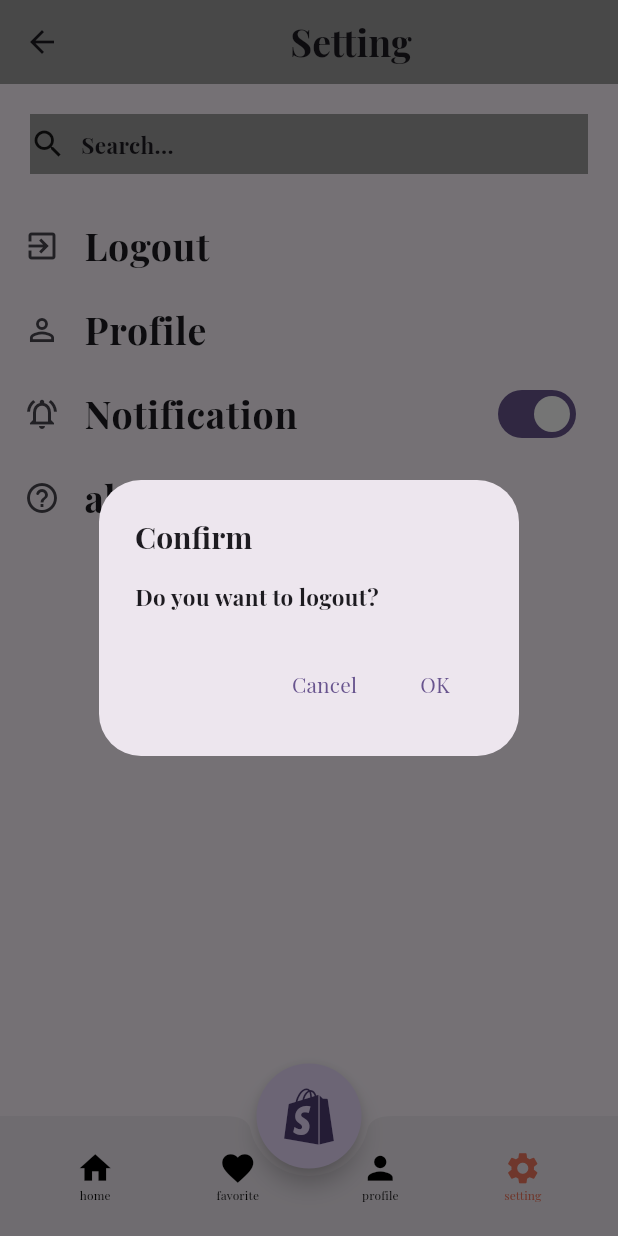
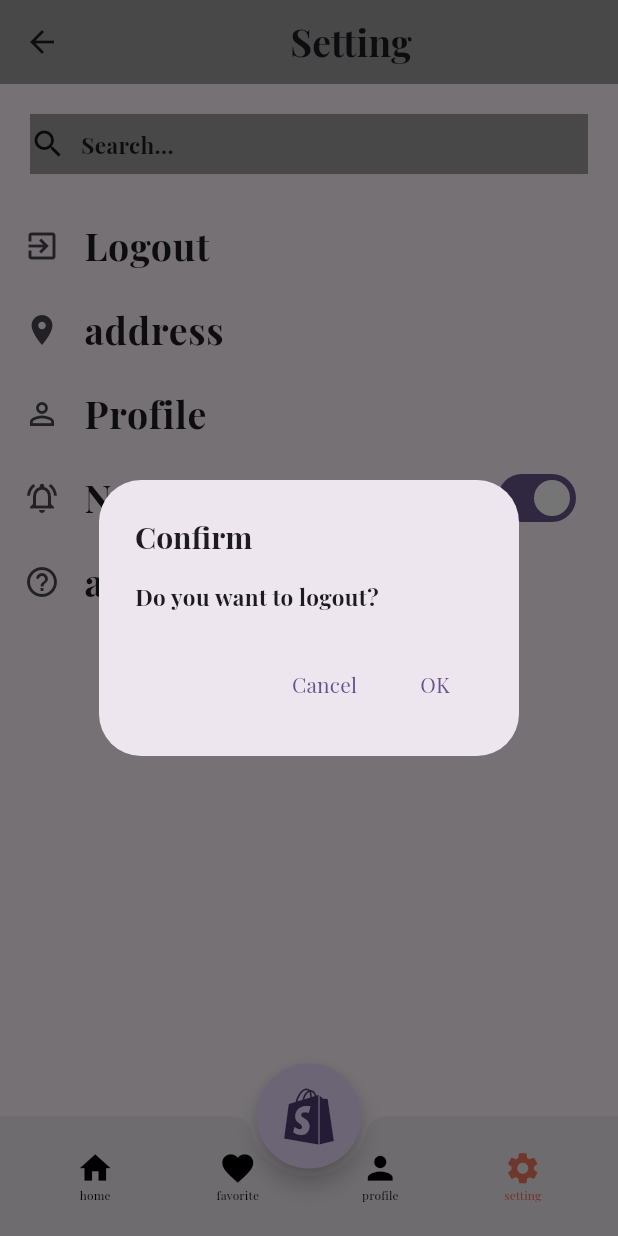
Before and after one commit to Abdulrahman-Youssef/e-commerce, a Flutter app: the HomeScreen screen opened by its route, item 4 of the bottom bar chosen, after a tap on "Logout", on a phone screen of 412 x 824 dp. Run offline on Flutter 3.47's test engine with Material 3 defaults, Android fonts, the phone set to English and light mode, and no system bars; our stand-ins replace dartz, device_info_plus, device_preview, firebase_core, firebase_messaging, flutter_otp_text_field and 5 more; accounts and stored records are empty; project files that could hold a hidden picture were left out.

Commit message:
retouch setting screen +  fix sreach bar error + addresss page dispaly

```diff
--- a/lib/controller/home_controller.dart
+++ b/lib/controller/home_controller.dart
@@ -80,7 +80,7 @@ class HomeControllerImplementation extends HomeController {
   @override
   toSearchScreen(String searchWord) {
     Get.toNamed(AppRoutes.search, arguments: {
-      "searchWord": searchWord,
+      "searchWord": searchWord ?? "",
     });
     searchControllerImpl.getData(searchWord);
     update();
--- a/lib/controller/search_controller.dart
+++ b/lib/controller/search_controller.dart
@@ -19,12 +19,12 @@ class SearchControllerImpl extends SearchController {
   FavoriteData favoriteData = FavoriteData(Get.find());
   late StatusRequest statusRequest = StatusRequest.loading;
 
-
-
   getData(String searchWord) async {
     print("searchWord in search_controller = $searchWord");
     statusRequest = StatusRequest.loading;
-    var response = await searchData.getData(myServices.sharedpref.getInt(AppSharedPrefKeys.userID).toString() , searchWord);
+    var response = await searchData.getData(
+        myServices.sharedpref.getInt(AppSharedPrefKeys.userID).toString(),
+        searchWord);
     print("response $response");
     statusRequest = handlingData(response);
     if (StatusRequest.success == statusRequest) {
@@ -44,11 +44,15 @@ class SearchControllerImpl extends SearchController {
     update();
   }
 
-
   @override
   void onInit() async {
     super.onInit();
-    await getData( Get.arguments["searchWord"]);
+    String searchWord =
+    Get.arguments != null && Get.arguments is Map<String, dynamic>
+            ? Get.arguments["searchWord"] ?? ""
+            : "";
+
+    await getData(searchWord);
   }
 
   @override
@@ -58,9 +62,10 @@ class SearchControllerImpl extends SearchController {
     });
   }
 
-  void addToFavorite(int itemID) async
-  {
-    await favoriteData.addRemove(myServices.sharedpref.getInt(AppSharedPrefKeys.userID).toString(), itemID.toString());
+  void addToFavorite(int itemID) async {
+    await favoriteData.addRemove(
+        myServices.sharedpref.getInt(AppSharedPrefKeys.userID).toString(),
+        itemID.toString());
     for (var item in items) {
       if (item.itemsId == itemID) {
         item.favorite = item.favorite == 1 ? 0 : 1;
@@ -69,6 +74,4 @@ class SearchControllerImpl extends SearchController {
     }
     update();
   }
-
-
 }
--- a/lib/controller/setting_controller.dart
+++ b/lib/controller/setting_controller.dart
@@ -6,12 +6,17 @@ import 'package:path/path.dart';
 
 abstract class SettingController extends GetxController {
   logout(bool result);
+
+  changeNotificationSwitch(bool switchNotification);
+
+  toAddressScreen();
 }
 
 class SettingControllerImpl extends SettingController {
   MyServices myServices = Get.find();
   late bool? result;
   late bool notification;
+
   @override
   logout(bool result) async {
     // will in future take the user token
@@ -21,4 +26,23 @@ class SettingControllerImpl extends SettingController {
       Get.offNamed(AppRoutes.login);
     }
   }
+
+  @override
+  changeNotificationSwitch(bool switchNotification) {
+    notification = !switchNotification;
+    update();
+  }
+
+  @override
+  void onInit() {
+    super.onInit();
+    // get it from shared pref not always on
+    notification = true;
+  }
+
+  @override
+  toAddressScreen() {
+    // TODO: implement toAddressScreen
+    Get.toNamed(AppRoutes.addressScreen);
+  }
 }
--- a/lib/core/constant/approutes.dart
+++ b/lib/core/constant/approutes.dart
@@ -18,6 +18,7 @@ class AppRoutes{
   static const String settingScreen = "/settingScreen";
   static const String cartScreen = "/cartScreen";
   static const String search = "/search";
+  static const String addressScreen = "/addressScreen";
 
 
 }
--- a/lib/core/constant/apptheme.dart
+++ b/lib/core/constant/apptheme.dart
@@ -4,6 +4,9 @@ import 'package:ecommerce_app_w/core/constant/texttheme.dart';
 import 'package:flutter/material.dart';
 
 ThemeData themeEnglish = ThemeData(
+  appBarTheme: const AppBarTheme(
+    color: AppColor.primaryColor,
+  ),
       fontFamily: AppFontFamilies.playfairDisplay,
     primarySwatch: Colors.green,
     primaryColor: AppColor.primaryColor,
--- a/lib/linkapi.dart
+++ b/lib/linkapi.dart
@@ -39,4 +39,10 @@ class AppLink {
   static const String cartRemoveItem = "$cartFolder/removeItem.php";
   static const String cartGetItems = "$cartFolder/getItems.php";
 
+
+  // address address
+
+
+
+
 }
--- a/lib/routes.dart
+++ b/lib/routes.dart
@@ -1,6 +1,7 @@
 import 'package:ecommerce_app_w/core/middlewere/mymiddleware.dart';
 import 'package:ecommerce_app_w/test.dart';
 import 'package:ecommerce_app_w/test_view.dart';
+import 'package:ecommerce_app_w/view/screen/address/address_screen.dart';
 import 'package:ecommerce_app_w/view/screen/auth/forgetpassword/forgetpassword.dart';
 import 'package:ecommerce_app_w/view/screen/auth/forgetpassword/successResetPassword.dart';
 import 'package:ecommerce_app_w/view/screen/auth/verifycodesignup.dart';
@@ -108,4 +109,8 @@ List<GetPage<dynamic>>? routes = [
     name: AppRoutes.search,
     page: () =>   const SearchScreen(),
   ),
+  GetPage(
+    name: AppRoutes.addressScreen,
+    page: () =>   const AddressScreen(),
+  ),
 ];
--- /dev/null
+++ b/lib/view/screen/address/address_screen.dart
@@ -0,0 +1,21 @@
+import 'package:flutter/material.dart';
+
+class AddressScreen extends StatelessWidget {
+  const AddressScreen({super.key});
+
+  @override
+  Widget build(BuildContext context) {
+    return Scaffold(
+      appBar: AppBar(
+        title: const Text("You're address"),
+      ),
+      body: ListView(
+              children: const [
+                Center(
+                  child: Text("No addresses"),
+                )
+              ],
+      ),
+    );
+  }
+}
--- a/lib/view/screen/setting_screen.dart
+++ b/lib/view/screen/setting_screen.dart
@@ -1,5 +1,9 @@
 import 'package:ecommerce_app_w/controller/setting_controller.dart';
 import 'package:ecommerce_app_w/core/constant/sharedprefkeys.dart';
+import 'package:ecommerce_app_w/view/widget/setting/address_button.dart';
+import 'package:ecommerce_app_w/view/widget/setting/logout_button.dart';
+import 'package:ecommerce_app_w/view/widget/setting/notification_switch.dart';
+import 'package:ecommerce_app_w/view/widget/setting/setting_search_bar.dart';
 import 'package:ecommerce_app_w/view/widget/setting/setting_searchbar.dart';
 import 'package:flutter/material.dart';
 import 'package:get/get.dart';
@@ -22,78 +26,21 @@ class SettingScreen extends StatelessWidget {
           )),
         ),
         body: ListView(
-          children: [
-            Container(
-              height: 40,
-              margin: const EdgeInsets.all(20),
-              decoration: const BoxDecoration(color: Colors.grey),
-              child: const Row(
-                children: [
-                  Icon(Icons.search),
-                  SizedBox(
-                    width: 10,
-                  ),
-                  Text("Search..."),
-                ],
-              ),
+          children: const [
+            // search in the setting options
+            SettingSearchBar(),
+            LogoutButton(),
+            AddressButton(),
+            ListTile(
+              leading: Icon(Icons.person_outline),
+              title: Text("Profile"),
             ),
-            ..._buildSettingMenuTiles(context)
+            NotificationSwitch(),
+            ListTile(
+              leading: Icon(Icons.help_outline_rounded),
+              title: Text("about us"),
+            ),
           ],
         ));
   }
-
-  List<Widget> _buildSettingMenuTiles(BuildContext context) {
-    return [
-      ListTile(
-        leading: const Icon(Icons.exit_to_app_outlined),
-        title: const Text("Logout"),
-        onTap: () async {
-          final result = await showDialog<bool>(
-            context: context,
-            builder: (BuildContext context) {
-              return AlertDialog(
-                title: const Text('Confirm'),
-                content: const Text('Do you want to logout?'),
-                actions: [
-                  TextButton(
-                    onPressed: () => Navigator.pop(context, false),
-                    child: const Text('Cancel'),
-                  ),
-                  TextButton(
-                    onPressed: () => Navigator.pop(context, true),
-                    child: const Text('OK'),
-                  ),
-                ],
-              );
-            },
-          );
-          if (result == true) {
-            controller.logout(result == true);
-          }
-        },
-      ),
-      const ListTile(
-        leading: Icon(Icons.person_outline),
-        title: Text("Profile"),
-      ),
-      GetBuilder<SettingControllerImpl>(builder: (context) {
-        bool not = true;
-        return ListTile(
-          leading: Icon(Icons.notifications_on_outlined),
-          trailing: Switch(
-            value: not,
-            onChanged: (bool value) {
-              print("$value + $not");
-              not = !not;
-            },
-          ),
-          title: const Text("Notification"),
-        );
-      }),
-      const ListTile(
-        leading: Icon(Icons.help_outline_rounded),
-        title: Text("about us"),
-      ),
-    ];
-  }
 }
--- /dev/null
+++ b/lib/view/widget/setting/address_button.dart
@@ -0,0 +1,20 @@
+import 'package:ecommerce_app_w/controller/setting_controller.dart';
+import 'package:flutter/material.dart';
+import 'package:get/get.dart';
+
+class AddressButton extends StatelessWidget {
+  const AddressButton({super.key});
+
+  @override
+  Widget build(BuildContext context) {
+    return GetBuilder<SettingControllerImpl>(
+        builder: (controller) {
+          return ListTile(
+            leading: const Icon(Icons.location_on),
+            title: const Text("address"),
+            onTap: controller.toAddressScreen,
+          );
+        }
+    );
+  }
+  }
--- /dev/null
+++ b/lib/view/widget/setting/logout_button.dart
@@ -0,0 +1,43 @@
+import 'package:ecommerce_app_w/controller/setting_controller.dart';
+import 'package:flutter/material.dart';
+import 'package:get/get.dart';
+
+class LogoutButton extends StatelessWidget {
+  const LogoutButton({super.key});
+
+  @override
+  Widget build(BuildContext context) {
+    return GetBuilder<SettingControllerImpl>(
+      builder: (controller) {
+        return ListTile(
+          leading: const Icon(Icons.exit_to_app_outlined),
+          title: const Text("Logout"),
+          onTap: () async {
+            final result = await showDialog<bool>(
+              context: context,
+              builder: (BuildContext context) {
+                return AlertDialog(
+                  title: const Text('Confirm'),
+                  content: const Text('Do you want to logout?'),
+                  actions: [
+                    TextButton(
+                      onPressed: () => Navigator.pop(context, false),
+                      child: const Text('Cancel'),
+                    ),
+                    TextButton(
+                      onPressed: () => Navigator.pop(context, true),
+                      child: const Text('OK'),
+                    ),
+                  ],
+                );
+              },
+            );
+            if (result == true) {
+              controller.logout(result == true);
+            }
+          },
+        );
+      }
+    );
+  }
+}
--- /dev/null
+++ b/lib/view/widget/setting/notification_switch.dart
@@ -0,0 +1,26 @@
+import 'package:flutter/material.dart';
+import 'package:get/get_state_manager/src/simple/get_state.dart';
+
+import '../../../controller/setting_controller.dart';
+
+class NotificationSwitch extends StatelessWidget {
+  const NotificationSwitch({super.key});
+
+  @override
+  Widget build(BuildContext context) {
+    return GetBuilder<SettingControllerImpl>(builder: (controller) {
+
+      return ListTile(
+        leading: Icon(Icons.notifications_on_outlined),
+        trailing: Switch(
+          value:controller.notification ,
+          onChanged: (bool value) {
+            print("$value + ${controller.notification}");
+            controller.changeNotificationSwitch(controller.notification);
+          },
+        ),
+        title: const Text("Notification"),
+      );
+    });
+  }
+}
--- /dev/null
+++ b/lib/view/widget/setting/setting_search_bar.dart
@@ -0,0 +1,23 @@
+import 'package:flutter/material.dart';
+
+class SettingSearchBar extends StatelessWidget {
+  const SettingSearchBar({super.key});
+
+  @override
+  Widget build(BuildContext context) {
+    return Container(
+      height: 40,
+      margin: const EdgeInsets.all(20),
+      decoration: const BoxDecoration(color: Colors.grey),
+      child: const Row(
+        children: [
+          Icon(Icons.search),
+          SizedBox(
+            width: 10,
+          ),
+          Text("Search..."),
+        ],
+      ),
+    );
+  }
+}
```
